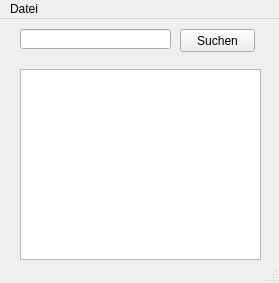
Old version of the form mainwindow.ui in the repository notCrazy0815/infoprojekt.
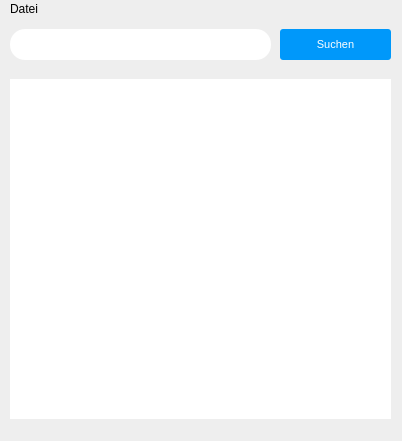
New version of the form.

```diff
--- a/mainwindow.ui
+++ b/mainwindow.ui
@@ -6,23 +6,42 @@
    <rect>
     <x>0</x>
     <y>0</y>
-    <width>279</width>
-    <height>283</height>
+    <width>402</width>
+    <height>441</height>
    </rect>
   </property>
   <property name="windowTitle">
    <string>Synonyms</string>
   </property>
+  <property name="styleSheet">
+   <string notr="true">background-color: #eee;
+color: black;</string>
+  </property>
   <widget class="QWidget" name="centralwidget">
    <widget class="QPushButton" name="searchButton">
     <property name="geometry">
      <rect>
-      <x>180</x>
+      <x>280</x>
       <y>10</y>
-      <width>75</width>
-      <height>23</height>
+      <width>111</width>
+      <height>31</height>
      </rect>
     </property>
+    <property name="font">
+     <font>
+      <family>Arial</family>
+      <pointsize>8</pointsize>
+     </font>
+    </property>
+    <property name="cursor">
+     <cursorShape>PointingHandCursor</cursorShape>
+    </property>
+    <property name="styleSheet">
+     <string notr="true">background-color: #0098fa;
+color: white;
+border-radius: 3px;
+cursor: pointer;</string>
+    </property>
     <property name="text">
      <string>Suchen</string>
     </property>
@@ -30,22 +49,56 @@
    <widget class="QLineEdit" name="searchInput">
     <property name="geometry">
      <rect>
-      <x>20</x>
+      <x>10</x>
       <y>10</y>
-      <width>151</width>
-      <height>20</height>
+      <width>261</width>
+      <height>31</height>
      </rect>
     </property>
+    <property name="font">
+     <font>
+      <family>Arial</family>
+      <pointsize>11</pointsize>
+     </font>
+    </property>
+    <property name="styleSheet">
+     <string notr="true">background-color: #fff;
+color: black;
+border: none;
+padding-top: 3px;
+padding-bottom: 3px;
+padding-left: 8px;
+padding-right: 8px;
+border-radius: 15px;</string>
+    </property>
    </widget>
    <widget class="QTextEdit" name="outputTa">
     <property name="geometry">
      <rect>
-      <x>20</x>
-      <y>50</y>
-      <width>241</width>
-      <height>191</height>
+      <x>10</x>
+      <y>60</y>
+      <width>381</width>
+      <height>341</height>
      </rect>
     </property>
+    <property name="font">
+     <font>
+      <family>Arial</family>
+      <pointsize>11</pointsize>
+     </font>
+    </property>
+    <property name="styleSheet">
+     <string notr="true">border: none;
+color: black;
+background-color: #fff;</string>
+    </property>
+    <property name="html">
+     <string>&lt;!DOCTYPE HTML PUBLIC &quot;-//W3C//DTD HTML 4.0//EN&quot; &quot;http://www.w3.org/TR/REC-html40/strict.dtd&quot;&gt;
+&lt;html&gt;&lt;head&gt;&lt;meta name=&quot;qrichtext&quot; content=&quot;1&quot; /&gt;&lt;style type=&quot;text/css&quot;&gt;
+p, li { white-space: pre-wrap; }
+&lt;/style&gt;&lt;/head&gt;&lt;body style=&quot; font-family:'Arial'; font-size:11pt; font-weight:400; font-style:normal;&quot;&gt;
+&lt;p style=&quot;-qt-paragraph-type:empty; margin-top:0px; margin-bottom:0px; margin-left:0px; margin-right:0px; -qt-block-indent:0; text-indent:0px; font-family:'MS Shell Dlg 2'; font-size:8.25pt;&quot;&gt;&lt;br /&gt;&lt;/p&gt;&lt;/body&gt;&lt;/html&gt;</string>
+    </property>
    </widget>
   </widget>
   <widget class="QMenuBar" name="menubar">
@@ -53,7 +106,7 @@
     <rect>
      <x>0</x>
      <y>0</y>
-     <width>279</width>
+     <width>402</width>
      <height>21</height>
     </rect>
    </property>
```
Left out of the diff: 4 changed lines with no effect on the pictures.
